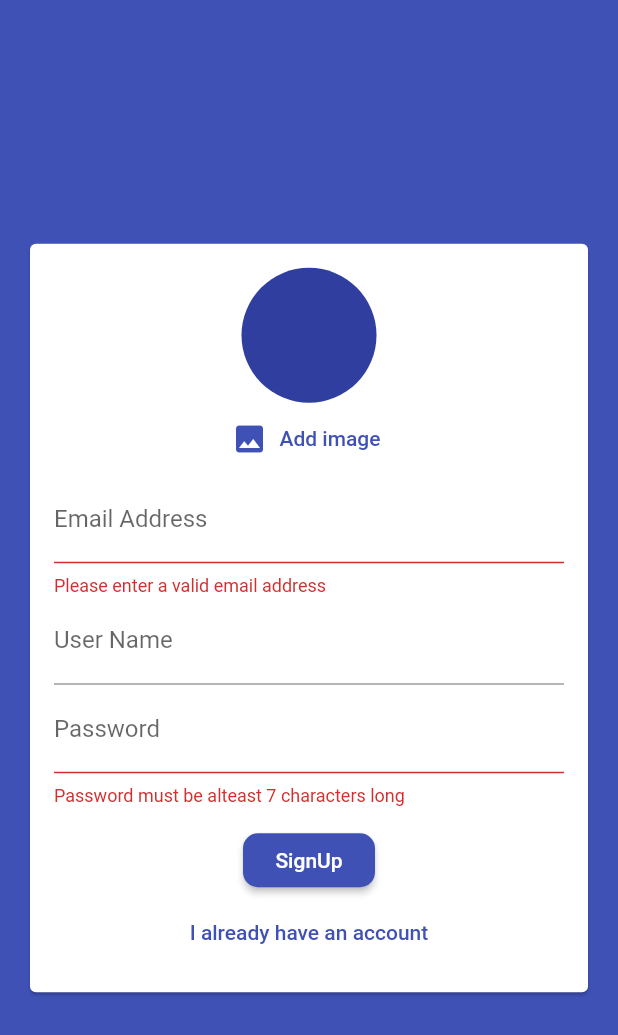
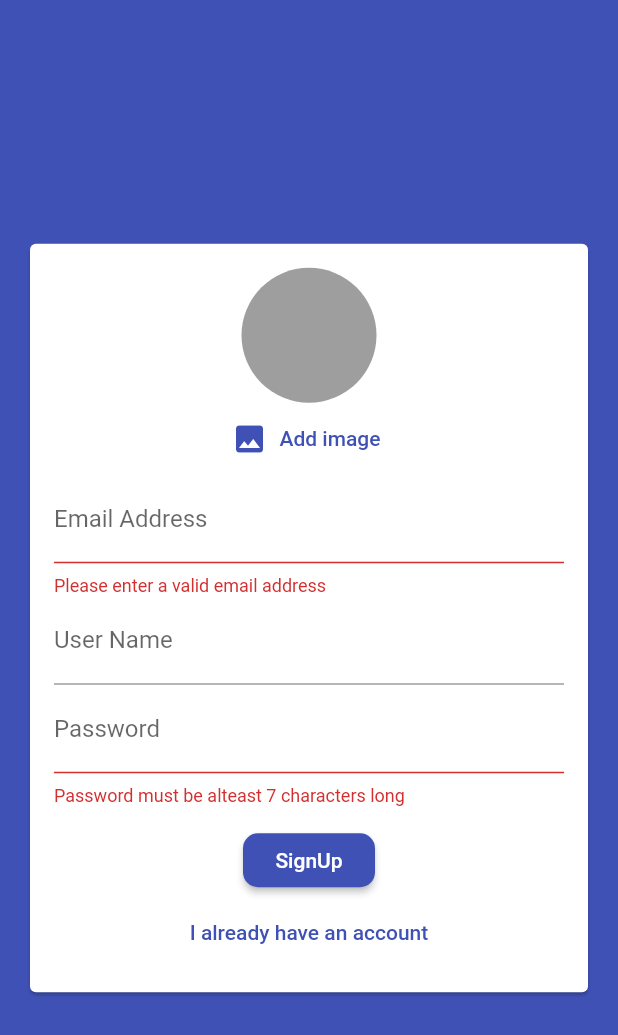
Before and after one commit to DhanushDivakar/chat-app, a Flutter app: the screen it shows after launch, after a tap on "Login", after a tap on "Create New account", on a phone screen of 412 x 824 dp. Shown: the top 1035 px of the screen. Run offline on Flutter 3.47's test engine with Material 2 defaults, Android fonts, the phone set to English and light mode, and no system bars; our stand-ins replace cloud_firestore, firebase_auth, image_picker; accounts and stored records are empty.

Commit message:
image picker edited

```diff
--- a/lib/widgets/auth/auth_form.dart
+++ b/lib/widgets/auth/auth_form.dart
@@ -58,8 +58,7 @@ class _AuthFormState extends State<AuthForm> {
                 mainAxisSize: MainAxisSize.min,
                 //this takes only space how much it needed
                 children: <Widget>[
-                  UserImagePicker(),
-
+                  if (!_isLogin) UserImagePicker(),
                   TextFormField(
                     key: ValueKey('email'),
                     validator: (value) {
--- a/lib/widgets/picker/user_image_picker.dart
+++ b/lib/widgets/picker/user_image_picker.dart
@@ -24,6 +24,7 @@ class _UserImagePickerState extends State<UserImagePicker> {
       children: [
         CircleAvatar(
           radius: 45,
+          backgroundColor: Colors.grey,
           backgroundImage:_pickedImage != null ?  FileImage(_pickedImage) : null,//this takes the file which holds the image and then create and load that image
         ),
         FlatButton.icon(
```
